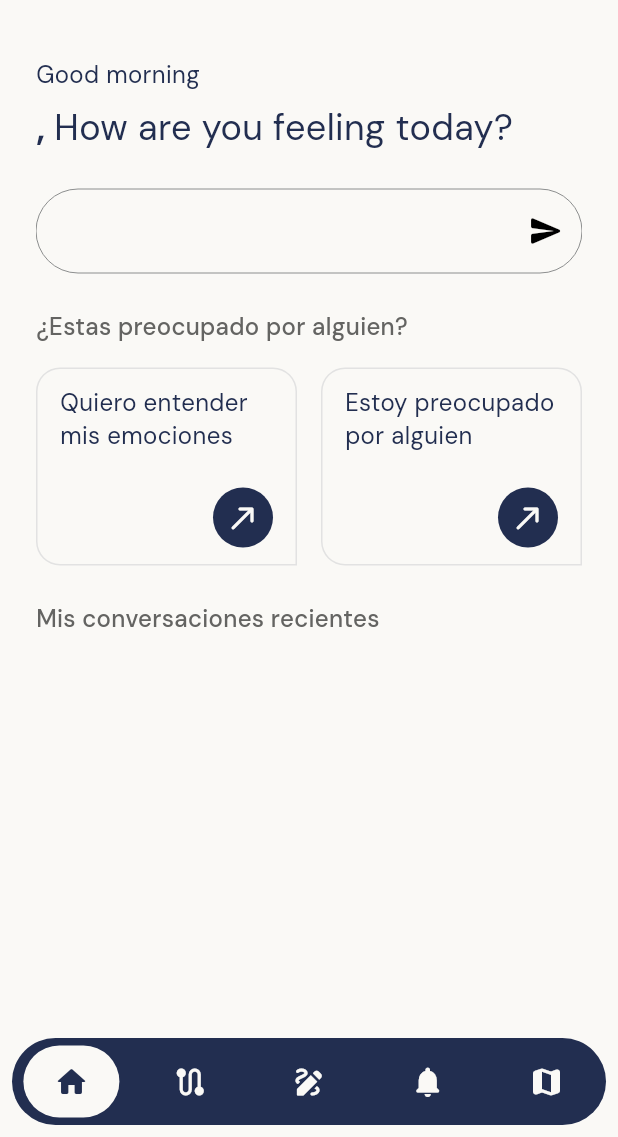
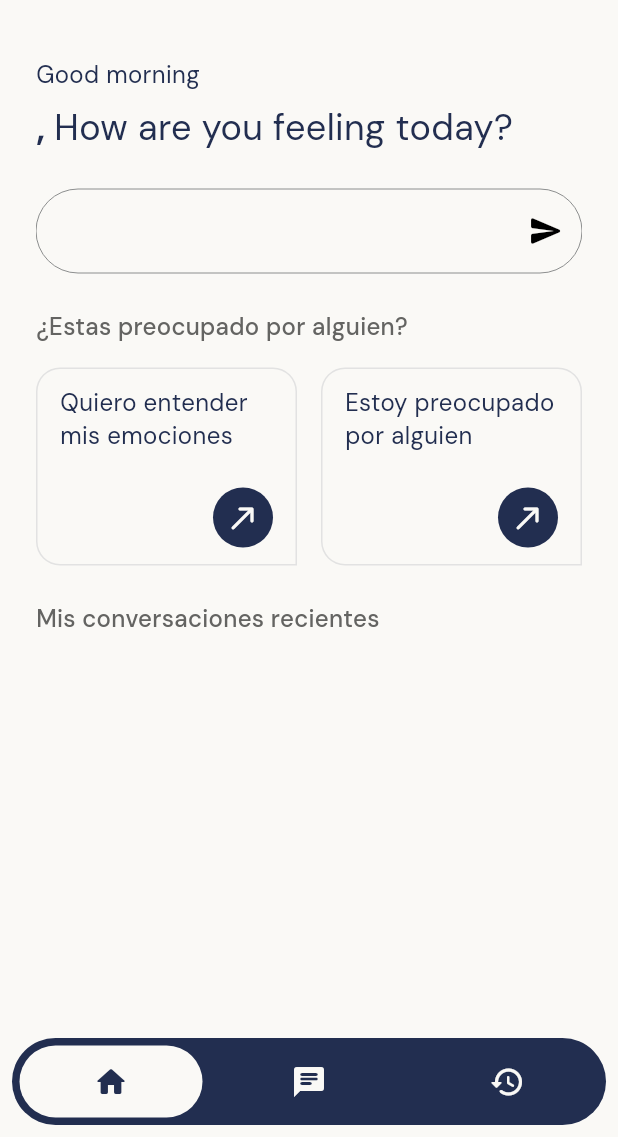
Before and after one commit to thisisjoeltorres/VOIDNET, a Flutter app: the DashboardView screen opened directly, on a phone screen of 412 x 824 dp, the part 99-1236 px from its top. Run offline on Flutter 3.47's test engine with Material 3 defaults, Android fonts, the phone set to English and light mode, and no system bars; drawn by our look-alikes of showcaseview; our stand-ins replace flutter_dotenv, flutter_svg, rx_shared_preferences, shared_preferences; missing offline and left inert: cron; accounts and stored records are empty; generated files the repository leaves out were written again.

Commit message:
VOID-001 - Implementa vista de Historial y guarda el chat actual.

```diff
--- a/lib/views/components/bottom-navbar.dart
+++ b/lib/views/components/bottom-navbar.dart
@@ -17,10 +17,8 @@ class BottomNavbar extends StatefulWidget {
 class _BottomNavbarState extends State<BottomNavbar> {
   bool isTourCompleted = true;
   GlobalKey homeNavKey = GlobalKey();
-  GlobalKey routesNavKey = GlobalKey();
-  GlobalKey attendanceNavKey = GlobalKey();
-  GlobalKey remindersNavKey = GlobalKey();
-  GlobalKey mapNavKey = GlobalKey();
+  GlobalKey chatNavKey = GlobalKey();
+  GlobalKey historyNavKey = GlobalKey();
 
   @override
   void initState() {
@@ -43,7 +41,7 @@ class _BottomNavbarState extends State<BottomNavbar> {
   void _startShowcase() {
     WidgetsBinding.instance?.addPostFrameCallback((_) {
       ShowCaseWidget.of(widget.context).startShowCase(
-        [homeNavKey, routesNavKey, attendanceNavKey, remindersNavKey, mapNavKey],
+        [homeNavKey, chatNavKey, historyNavKey],
       );
     });
   }
@@ -97,8 +95,8 @@ class _BottomNavbarState extends State<BottomNavbar> {
               ),
             ),
             Showcase(
-              key: routesNavKey,
-              title: AppLocalizations.of(context)!.tourRoutes,
+              key: chatNavKey,
+              title: AppLocalizations.of(context)!.tourChat,
               tooltipBorderRadius: BorderRadius.circular(24.0),
               tooltipPadding: const EdgeInsets.symmetric(vertical: 16.0, horizontal: 16.0),
               targetPadding: const EdgeInsets.symmetric(vertical: 4.0, horizontal: 4.0),
@@ -118,18 +116,18 @@ class _BottomNavbarState extends State<BottomNavbar> {
                 fontFamily: 'Inter',
                 color: Theme.of(context).colorScheme.tertiary,
               ),
-              description: AppLocalizations.of(context)!.tourRoutesDescription,
+              description: AppLocalizations.of(context)!.tourChatDescription,
               child: GestureDetector(
                 onTap: () => widget.onTap(1),
                 child: NavButton(
-                  icon: Icons.route_rounded,
+                  icon: Icons.chat_rounded,
                   selected: widget.currentIndex == 1,
                 ),
               ),
             ),
             Showcase(
-              key: attendanceNavKey,
-              title: AppLocalizations.of(context)!.tourAttendance,
+              key: historyNavKey,
+              title: AppLocalizations.of(context)!.tourHistory,
               tooltipBorderRadius: BorderRadius.circular(24.0),
               tooltipPadding: const EdgeInsets.symmetric(vertical: 16.0, horizontal: 16.0),
               targetPadding: const EdgeInsets.symmetric(vertical: 4.0, horizontal: 4.0),
@@ -149,78 +147,12 @@ class _BottomNavbarState extends State<BottomNavbar> {
                 fontFamily: 'Inter',
                 color: Theme.of(context).colorScheme.tertiary,
               ),
-              description: AppLocalizations.of(context)!.tourAttendanceDescription,
+              description: AppLocalizations.of(context)!.tourHistoryDescription,
               child: GestureDetector(
                 onTap: () => widget.onTap(2),
                 child: NavButton(
-                  icon: Icons.draw_rounded,
+                  icon: Icons.history_rounded,
                   selected: widget.currentIndex == 2,
-                ),
-              ),
-            ),
-            Showcase(
-              key: remindersNavKey,
-              title: AppLocalizations.of(context)!.tourReminders,
-              tooltipBorderRadius: BorderRadius.circular(24.0),
-              tooltipPadding: const EdgeInsets.symmetric(vertical: 16.0, horizontal: 16.0),
-              targetPadding: const EdgeInsets.symmetric(vertical: 4.0, horizontal: 4.0),
-              targetBorderRadius: BorderRadius.circular(32.0),
-              tooltipBackgroundColor: Theme.of(context).colorScheme.surfaceContainer,
-              titlePadding: const EdgeInsets.only(bottom: 8.0),
-              scaleAnimationCurve: Curves.ease,
-              titleTextStyle: TextStyle(
-                fontWeight: FontWeight.w500,
-                fontSize: 16.0,
-                fontFamily: 'Inter',
-                color: Theme.of(context).colorScheme.onSurface,
-              ),
-              descTextStyle: TextStyle(
-                fontWeight: FontWeight.w500,
-                fontSize: 14.0,
-                fontFamily: 'Inter',
-                color: Theme.of(context).colorScheme.tertiary,
-              ),
-              description: AppLocalizations.of(context)!.tourRemindersDescription,
-              child: GestureDetector(
-                onTap: () => widget.onTap(3),
-                child: NavButton(
-                  icon: Icons.notifications_rounded,
-                  selected: widget.currentIndex == 3,
-                ),
-              ),
-            ),
-            Showcase(
-              key: mapNavKey,
-              title: AppLocalizations.of(context)!.tourMap,
-              tooltipBorderRadius: BorderRadius.circular(24.0),
-              tooltipPadding: const EdgeInsets.symmetric(vertical: 16.0, horizontal: 16.0),
-              targetPadding: const EdgeInsets.symmetric(vertical: 4.0, horizontal: 4.0),
-              targetBorderRadius: BorderRadius.circular(32.0),
-              tooltipBackgroundColor: Theme.of(context).colorScheme.surfaceContainer,
-              titlePadding: const EdgeInsets.only(bottom: 8.0),
-              scaleAnimationCurve: Curves.ease,
-              onTargetClick: _updateTourCompletion,
-              onBarrierClick: _updateTourCompletion,
-              onToolTipClick: _updateTourCompletion,
-              disposeOnTap: true,
-              titleTextStyle: TextStyle(
-                fontWeight: FontWeight.w500,
-                fontSize: 16.0,
-                fontFamily: 'Inter',
-                color: Theme.of(context).colorScheme.onSurface,
-              ),
-              descTextStyle: TextStyle(
-                fontWeight: FontWeight.w500,
-                fontSize: 14.0,
-                fontFamily: 'Inter',
-                color: Theme.of(context).colorScheme.tertiary,
-              ),
-              description: AppLocalizations.of(context)!.tourMapDescription,
-              child: GestureDetector(
-                onTap: () => widget.onTap(4),
-                child: NavButton(
-                  icon: Icons.map_rounded,
-                  selected: widget.currentIndex == 4,
                 ),
               ),
             ),
--- a/lib/views/components/nav-button.dart
+++ b/lib/views/components/nav-button.dart
@@ -19,7 +19,7 @@ class _NavButtonState extends State<NavButton> {
         borderRadius: BorderRadius.circular(24.0),
       ),
       child: Padding(
-        padding: const EdgeInsets.symmetric(vertical: 12.0, horizontal: 20.0),
+        padding: const EdgeInsets.symmetric(vertical: 12.0, horizontal: 49.0),
         child: Icon(
           widget.icon,
           color: widget.selected ? Theme.of(context).colorScheme.onSurface : Theme.of(context).colorScheme.surface,
--- a/lib/views/components/onboarding_outro.dart
+++ b/lib/views/components/onboarding_outro.dart
@@ -63,6 +63,11 @@ class _OnboardingOutroState extends State<OnboardingOutro> {
                       mainAxisAlignment: MainAxisAlignment.center,
                       crossAxisAlignment: CrossAxisAlignment.center,
                       children: [
+                        Image.asset(
+                          "assets/images/illustrations/kana-smiling.png",
+                          width: screenWidth * 0.4,
+                        ),
+                        VerticalSpacing(16.0),
                         Text(
                           AppLocalizations.of(context)!.allDone,
                           textAlign: TextAlign.center,
--- a/lib/views/dashboard_view.dart
+++ b/lib/views/dashboard_view.dart
@@ -1,5 +1,7 @@
 import 'package:cron/cron.dart';
 import 'package:flutter/material.dart';
+import 'package:voidnet/views/chat_history_view.dart';
+import 'package:voidnet/views/chatbot_view.dart';
 import 'package:voidnet/views/components/bottom-navbar.dart';
 import 'package:voidnet/views/home_view.dart';
 import 'package:voidnet/views/utils/custom-page-router.dart';
@@ -34,8 +36,9 @@ class _DashboardViewState extends State<DashboardView> {
   @override
   Widget build(BuildContext context) {
     final List<Widget> _screens = [
-      HomeView(
-      ),
+      HomeView(),
+      ChatbotView(),
+      ChatHistoryView()
     ];
 
     return Scaffold(
--- a/pubspec.yaml
+++ b/pubspec.yaml
@@ -86,6 +86,8 @@ flutter:
     - assets/images/illustrations/get-started-welcome.png
     - assets/images/illustrations/get-started-talk.png
     - assets/images/illustrations/get-started-support.png
+    - assets/images/illustrations/kana-smiling.png
+    - assets/images/illustrations/kana-sleeping.png
     - assets/images/illustrations/kana-meditation.svg
     - assets/images/brand/sentai-logo.svg
     - assets/images/brand/sentai-logo-dark.svg
```
Also changed, not shown: lib/l10n/app_en.arb (+7 -9 lines), lib/l10n/app_es.arb (+7 -9 lines), lib/views/chat_history_view.dart (added, +97 -0 lines), lib/views/chatbot_view.dart (+18 -1 lines), lib/views/components/empty_history.dart (added, +36 -0 lines), lib/views/components/history-card.dart (added, +67 -0 lines), lib/views/utils/chat_session.dart (added, +29 -0 lines), lib/views/utils/chat_storage.dart (added, +27 -0 lines), assets/images/illustrations/kana-sleeping.png (added), assets/images/illustrations/kana-smiling.png (added).
